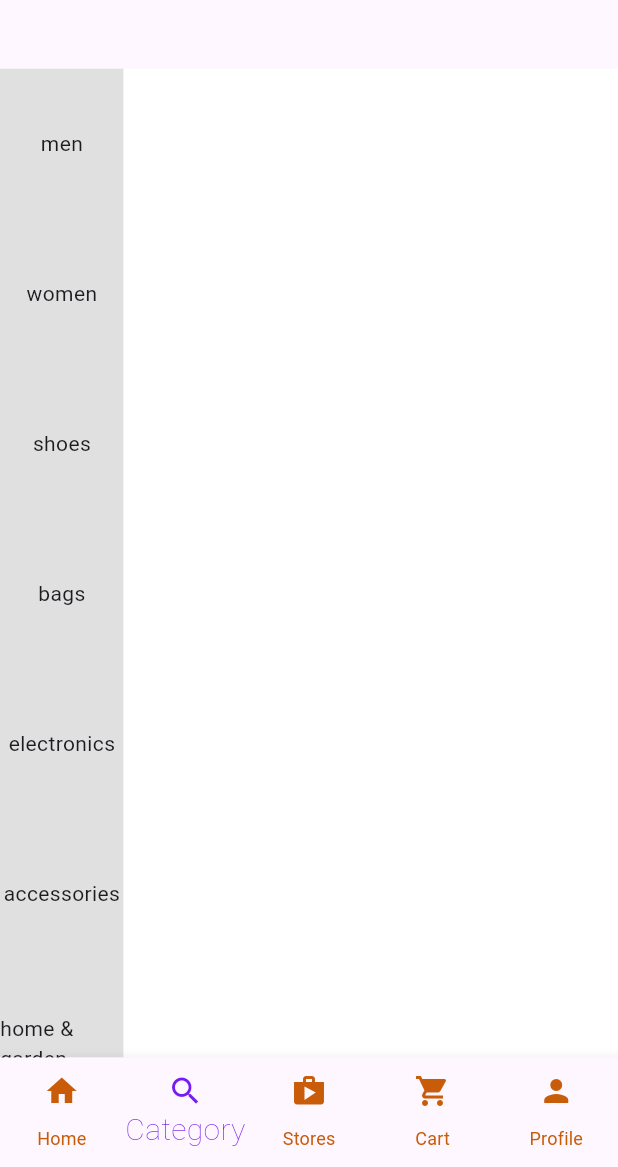
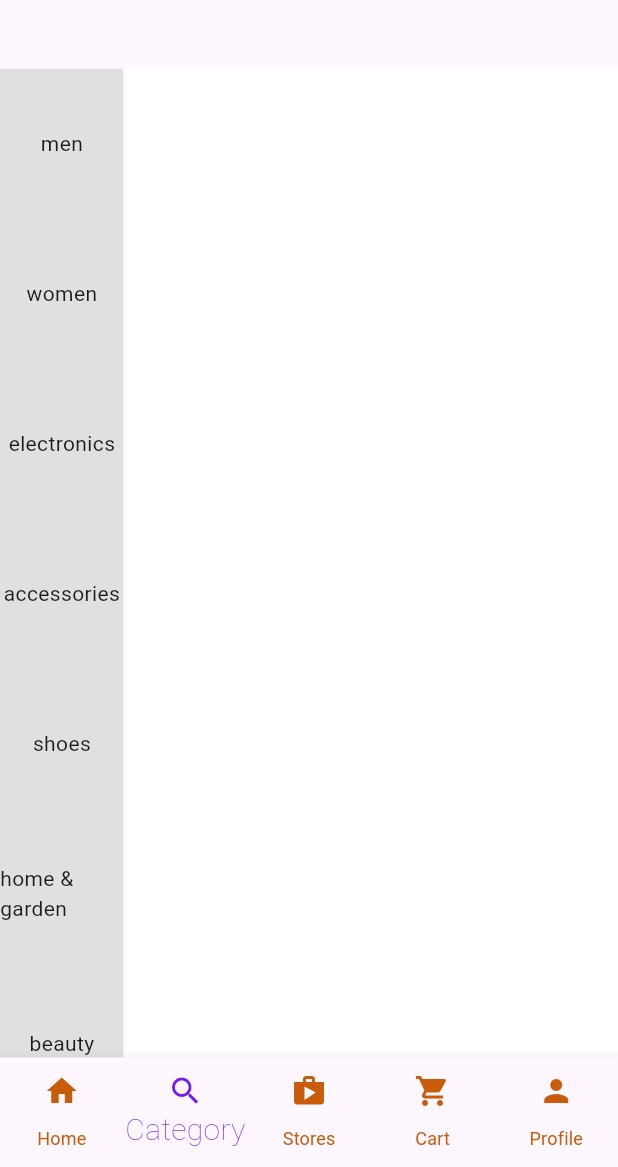
Before and after one commit to Devsaci/ecommerce_shams_app, a Flutter app: the screen it shows after launch, item 2 of the bottom bar chosen, on a phone screen of 412 x 824 dp, the part 69-1236 px from its top. Run offline on Flutter 3.47's test engine with Material 3 defaults, Android fonts, the phone set to English and light mode, and no system bars.

Commit message:
class ItemsData {}

```diff
--- a/lib/main_screens/category.dart
+++ b/lib/main_screens/category.dart
@@ -1,5 +1,7 @@
 import 'package:ecommerce_shams_app/widgets/fake_search.dart';
 import 'package:flutter/material.dart';
+
+import '../utilities/categ_list.dart';
 
 List<String> items = [
   'men',
@@ -50,7 +52,7 @@ class _CategoryScreenState extends State<CategoryScreen> {
           return SizedBox(
             height: 100,
             child: Center(
-              child: Text(items[index]),
+              child: Text(maincateg[index]),
             ),
           );
         },
@@ -67,3 +69,5 @@ class _CategoryScreenState extends State<CategoryScreen> {
     );
   }
 }
+
+class ItemsData {}
```
